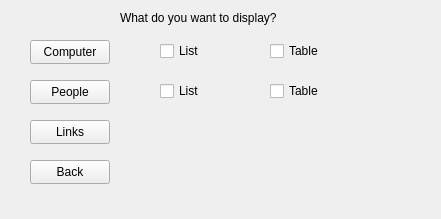
This is Widget/displaylist.ui in Ladanvini/VLN1-Hopur-5 as Qt 5 draws it before an edit. The edited form follows.
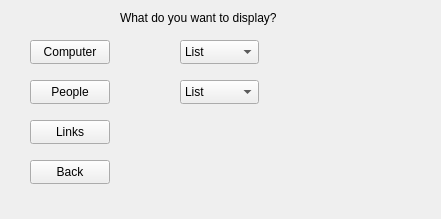
This is the edited form.

What changed in the file:
```diff
--- a/Widget/displaylist.ui
+++ b/Widget/displaylist.ui
@@ -65,58 +65,6 @@
     <string>Back</string>
    </property>
   </widget>
-  <widget class="QCheckBox" name="checkBox">
-   <property name="geometry">
-    <rect>
-     <x>160</x>
-     <y>40</y>
-     <width>87</width>
-     <height>22</height>
-    </rect>
-   </property>
-   <property name="text">
-    <string>List</string>
-   </property>
-  </widget>
-  <widget class="QCheckBox" name="checkBox_2">
-   <property name="geometry">
-    <rect>
-     <x>270</x>
-     <y>40</y>
-     <width>87</width>
-     <height>22</height>
-    </rect>
-   </property>
-   <property name="text">
-    <string>Table</string>
-   </property>
-  </widget>
-  <widget class="QCheckBox" name="checkBox_3">
-   <property name="geometry">
-    <rect>
-     <x>160</x>
-     <y>80</y>
-     <width>87</width>
-     <height>22</height>
-    </rect>
-   </property>
-   <property name="text">
-    <string>List</string>
-   </property>
-  </widget>
-  <widget class="QCheckBox" name="checkBox_4">
-   <property name="geometry">
-    <rect>
-     <x>270</x>
-     <y>80</y>
-     <width>87</width>
-     <height>22</height>
-    </rect>
-   </property>
-   <property name="text">
-    <string>Table</string>
-   </property>
-  </widget>
   <widget class="QLabel" name="label">
    <property name="geometry">
     <rect>
@@ -130,6 +78,46 @@
     <string>What do you want to display?</string>
    </property>
   </widget>
+  <widget class="QComboBox" name="comboBox">
+   <property name="geometry">
+    <rect>
+     <x>180</x>
+     <y>40</y>
+     <width>79</width>
+     <height>24</height>
+    </rect>
+   </property>
+   <item>
+    <property name="text">
+     <string>List</string>
+    </property>
+   </item>
+   <item>
+    <property name="text">
+     <string>Table</string>
+    </property>
+   </item>
+  </widget>
+  <widget class="QComboBox" name="comboBox_2">
+   <property name="geometry">
+    <rect>
+     <x>180</x>
+     <y>80</y>
+     <width>79</width>
+     <height>24</height>
+    </rect>
+   </property>
+   <item>
+    <property name="text">
+     <string>List</string>
+    </property>
+   </item>
+   <item>
+    <property name="text">
+     <string>Table</string>
+    </property>
+   </item>
+  </widget>
  </widget>
  <resources/>
  <connections/>
```
